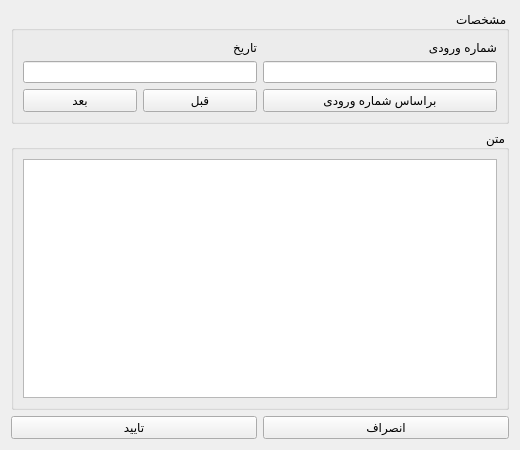
Old version of the form C++ QT/editorform.ui in the repository mohalisad/MPD.
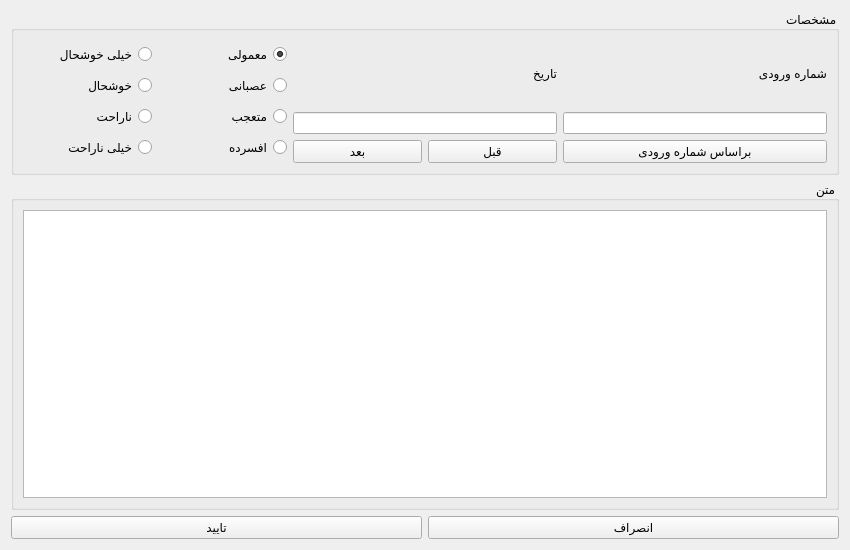
New version of the form.

The edit to the form file:
```diff
--- a/C++ QT/editorform.ui
+++ b/C++ QT/editorform.ui
@@ -6,8 +6,8 @@
    <rect>
     <x>0</x>
     <y>0</y>
-    <width>520</width>
-    <height>450</height>
+    <width>850</width>
+    <height>550</height>
    </rect>
   </property>
   <property name="windowTitle">
@@ -16,7 +16,7 @@
   <property name="layoutDirection">
    <enum>Qt::RightToLeft</enum>
   </property>
-  <layout class="QVBoxLayout" name="verticalLayout" stretch="1,3,0">
+  <layout class="QVBoxLayout" name="verticalLayout" stretch="1,2,0">
    <item>
     <widget class="QGroupBox" name="groupBox">
      <property name="layoutDirection">
@@ -82,6 +82,77 @@
         </item>
        </layout>
       </item>
+      <item>
+       <layout class="QHBoxLayout" name="horizontalLayout_5" stretch="1,1">
+        <item>
+         <layout class="QVBoxLayout" name="verticalLayout_5">
+          <item>
+           <widget class="QRadioButton" name="sadeRadio">
+            <property name="text">
+             <string>معمولی</string>
+            </property>
+            <property name="checked">
+             <bool>true</bool>
+            </property>
+           </widget>
+          </item>
+          <item>
+           <widget class="QRadioButton" name="asabiRadio">
+            <property name="text">
+             <string>عصبانی</string>
+            </property>
+           </widget>
+          </item>
+          <item>
+           <widget class="QRadioButton" name="tajobRadio">
+            <property name="text">
+             <string>متعجب</string>
+            </property>
+           </widget>
+          </item>
+          <item>
+           <widget class="QRadioButton" name="afsordeRadio">
+            <property name="text">
+             <string>افسرده</string>
+            </property>
+           </widget>
+          </item>
+         </layout>
+        </item>
+        <item>
+         <layout class="QVBoxLayout" name="verticalLayout_4">
+          <item>
+           <widget class="QRadioButton" name="khkhoshalRadio">
+            <property name="text">
+             <string>خیلی خوشحال</string>
+            </property>
+           </widget>
+          </item>
+          <item>
+           <widget class="QRadioButton" name="khoshalRadio">
+            <property name="text">
+             <string>خوشحال</string>
+            </property>
+           </widget>
+          </item>
+          <item>
+           <widget class="QRadioButton" name="narahatRadio">
+            <property name="text">
+             <string>ناراحت</string>
+            </property>
+           </widget>
+          </item>
+          <item>
+           <widget class="QRadioButton" name="khnarahatRadio">
+            <property name="text">
+             <string>خیلی ناراحت</string>
+            </property>
+           </widget>
+          </item>
+         </layout>
+        </item>
+       </layout>
+      </item>
      </layout>
     </widget>
    </item>
```
Left out of the diff: 2 changed lines with no effect on the pictures.
